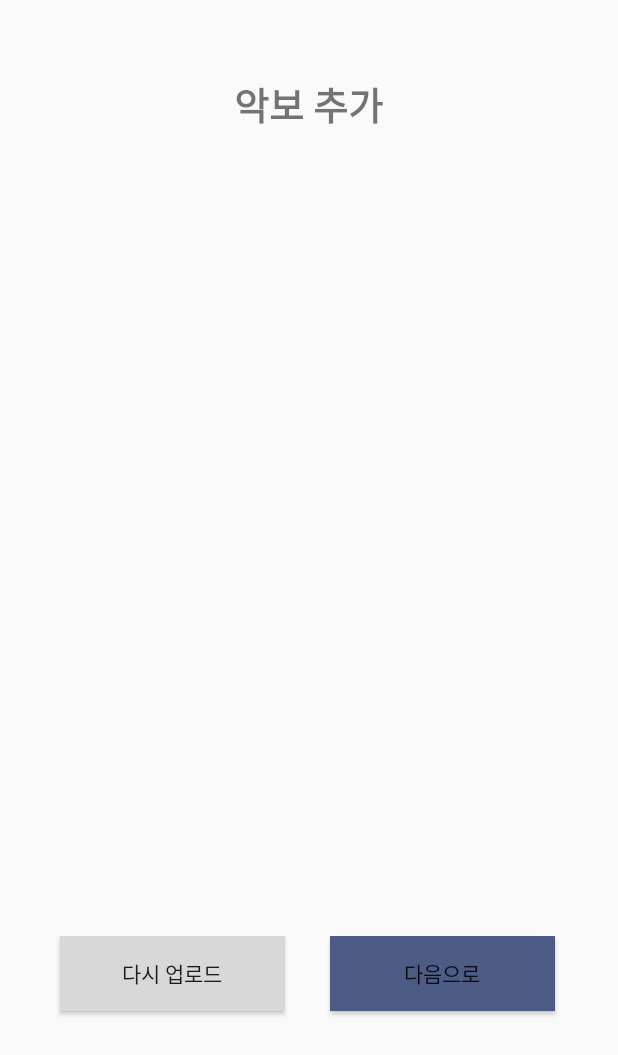
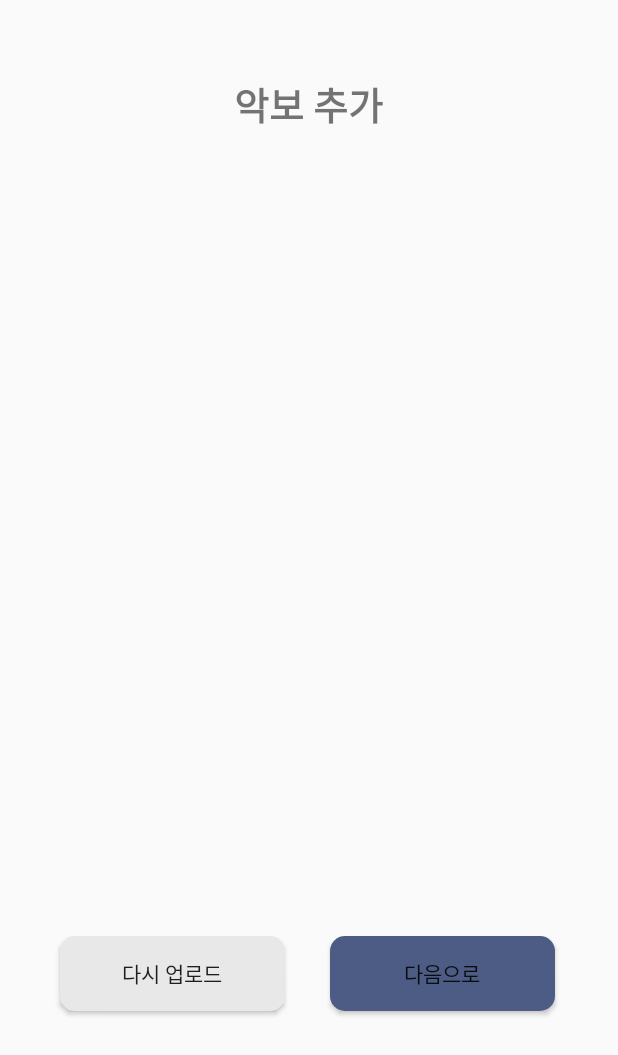
Before and after one commit to yoonsu417/LENTO, an Android app: the UploadActivity screen opened directly, with no data from a screen before it, on a phone screen of 412 x 824 dp. Shown: the top 1055 px of the screen. Run offline under Robolectric (Android 15) with nearby library versions, the phone set to English and light mode, and no system bars.

Commit message:
동글동글 버튼 변경

```diff
--- /dev/null
+++ b/app/src/main/res/drawable/rounded_button_gray.xml
@@ -0,0 +1,5 @@
+<?xml version="1.0" encoding="utf-8"?>
+<shape xmlns:android="http://schemas.android.com/apk/res/android" android:shape="rectangle">
+    <solid android:color="#E8E8E8"/>
+    <corners android:radius="10dp"/>
+</shape>
--- a/app/src/main/res/layout/activity_addinfo.xml
+++ b/app/src/main/res/layout/activity_addinfo.xml
@@ -105,7 +105,7 @@
             android:layout_marginLeft="50dp"
             android:layout_gravity="center_vertical"
             android:text="내 악보에 추가"
-            android:background="#4D5C84"/>
+            android:background="@drawable/rounded_button"/>
 
     </LinearLayout>
 
--- a/app/src/main/res/layout/activity_join.xml
+++ b/app/src/main/res/layout/activity_join.xml
@@ -82,6 +82,6 @@
             android:layout_marginLeft="50dp"
             android:layout_marginTop="50dp"
             android:text="가입하기"
-            android:background="#4D5C84"/>
+            android:background="@drawable/rounded_button"/>
     </LinearLayout>
 </LinearLayout>
--- a/app/src/main/res/layout/activity_login.xml
+++ b/app/src/main/res/layout/activity_login.xml
@@ -49,7 +49,7 @@
         android:layout_marginLeft="50dp"
         android:layout_marginTop="50dp"
         android:text="로그인"
-        android:background="#4D5C84"/>
+        android:background="@drawable/rounded_button"/>
 
     <TextView
         android:id="@+id/account"
--- a/app/src/main/res/layout/activity_upload.xml
+++ b/app/src/main/res/layout/activity_upload.xml
@@ -33,7 +33,7 @@
             android:layout_height="50dp"
             android:text="다시 업로드"
             android:layout_marginLeft="40dp"
-            android:background="#D8D8D8"/>
+            android:background="@drawable/rounded_button_gray"/>
         <Button
             android:id="@+id/next"
             android:layout_width="150dp"
@@ -41,6 +41,6 @@
             android:layout_marginLeft="30dp"
             android:gravity="center"
             android:text="다음으로"
-            android:background="#4D5C84"/>
+            android:background="@drawable/rounded_button"/>
     </LinearLayout>
 </FrameLayout>
```
Also changed, not shown: app/src/main/res/layout/activity_main.xml (+1 -16 lines).
